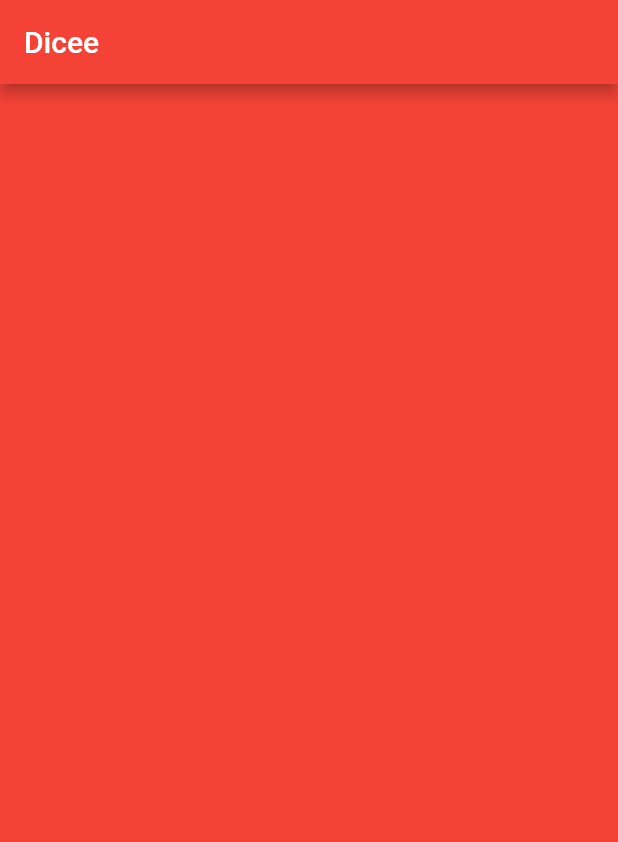
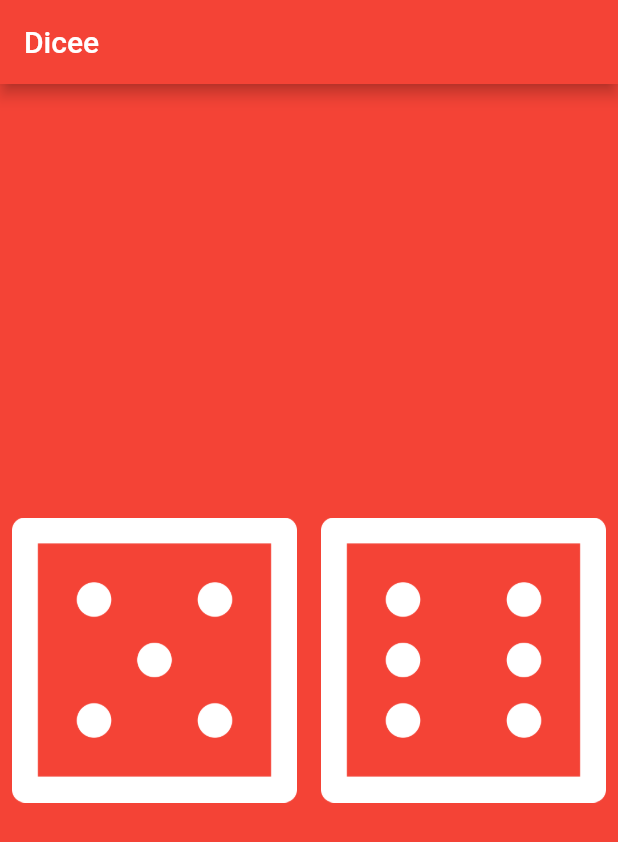
Before and after one commit to prakashsrv/flutter_app1, a Flutter app: the screen it shows after launch, on a phone screen of 412 x 824 dp. Shown: the top 842 px of the screen. Run offline on Flutter 3.47's test engine with Material 2 defaults, Android fonts, the phone set to English and light mode, and no system bars.

```diff
--- a/lib/main.dart
+++ b/lib/main.dart
@@ -1,3 +1,5 @@
+import 'dart:math';
+
 import 'package:flutter/material.dart';
 
 void main() {
@@ -15,9 +17,69 @@ void main() {
   );
 }
 
-class DicePage extends StatelessWidget {
+/*class DicePage extends StatelessWidget {
   @override
   Widget build(BuildContext context) {
-    return Container();
+    return Center(
+      child: Row(
+        children: [
+          Expanded(child: TextButton(
+            onPressed: (){
+              print("ON PRESSED");
+            },
+            child: Image(
+              image: AssetImage('images/dice1.png'),
+            ),
+          )),
+          Expanded(child: Image(
+            image: AssetImage('images/dice1.png'),
+          ))
+        ],
+      ),
+    );
+  }
+}*/
+
+class DicePage extends StatefulWidget {
+  const DicePage({Key? key}) : super(key: key);
+
+  @override
+  _DicePageState createState() => _DicePageState();
+}
+
+class _DicePageState extends State<DicePage> {
+  int leftDice=1;
+  static var _random = new Random();
+  static var _diceface = _random.nextInt(6) +1 ;
+  static var _diceface2 = _random.nextInt(6) +1 ;
+  @override
+  Widget build(BuildContext context) {
+    return Center(
+      child: Row(
+        children: [
+          Expanded(child: TextButton(
+            onPressed: () {
+              setState(() {
+                _diceface=_random.nextInt(6) +1 ;
+              });
+              print("ON PRESSED");
+            },
+            child: Image(
+              image: AssetImage('images/dice$_diceface.png'),
+            ),
+          )),
+          Expanded(child: TextButton(
+            onPressed: (){
+              setState(() {
+                _diceface2=_random.nextInt(6) +1 ;
+              });
+            },
+            child: Image(
+              image: AssetImage('images/dice$_diceface2.png'),
+            ),
+          ))
+        ],
+      ),
+    );
   }
 }
```
